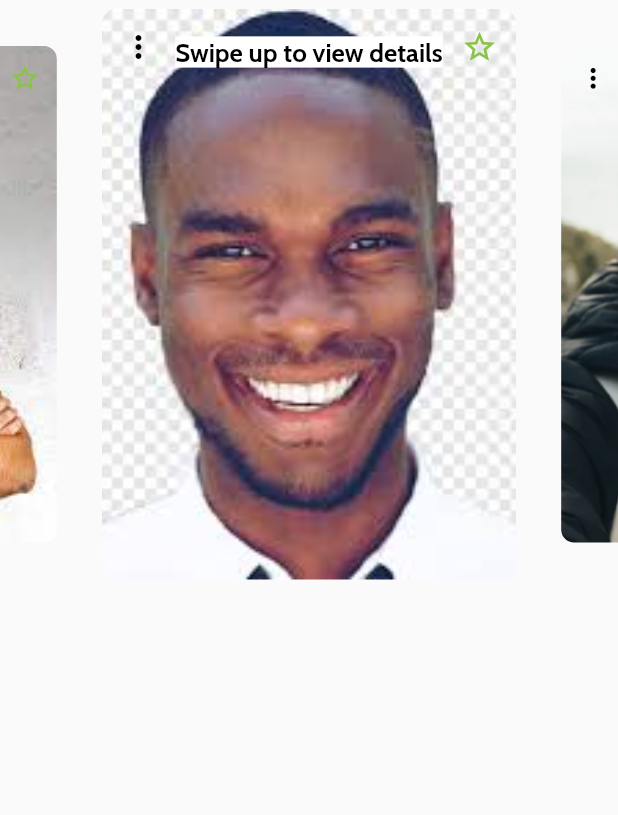
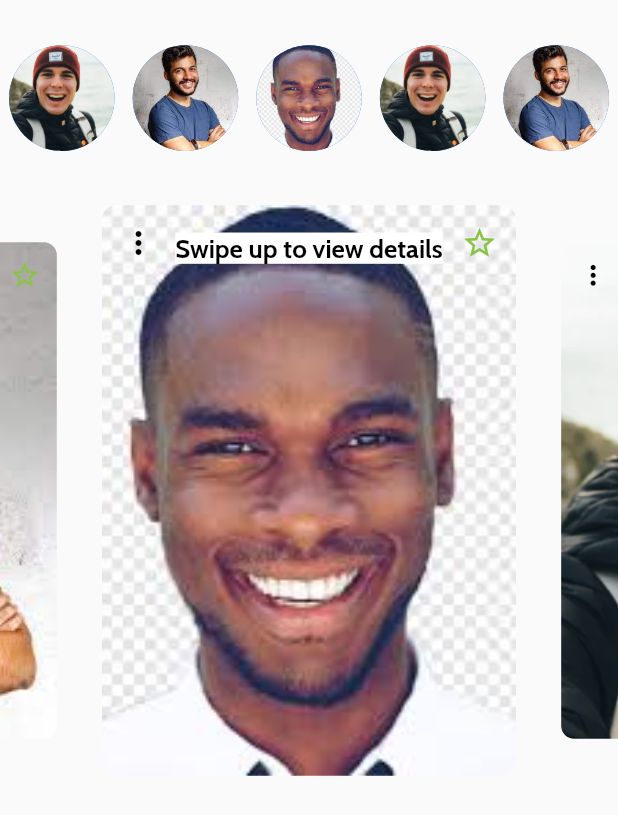
Before and after one commit to zuri-training/bunkie_mobile_pjt_47, a Flutter app: the CustomCarousel widget shown alone on an empty page, opened directly, on a phone screen of 412 x 824 dp. Shown: the top 815 px of the screen. Run offline on Flutter 3.47's test engine with Material 2 defaults, Android fonts, the phone set to English and light mode, and no system bars; drawn by our look-alikes of carousel_slider; our stand-ins replace cloud_firestore, firebase_auth, firebase_core, firebase_database, flutter_screenutil, get_it and 2 more; accounts and stored records are empty; project files that could hold a hidden picture were left out.

Commit message:
Changed carousel behaviour to link larger carousel with circle carousel

```diff
--- a/lib/views/roommate_search.dart
+++ b/lib/views/roommate_search.dart
@@ -51,8 +51,7 @@ class _RoommateSearchViewState extends State<RoommateSearchView> {
             physics: BouncingScrollPhysics(),
             child: Column(
               children: [
-                // CustomSpacer(flex: 10),
-                SizedBox(height: 50.h),
+                 CustomSpacer(flex: 10),
                 Row(
                   children: [
                     CustomSpacer(flex: 4, horizontal: true),
@@ -65,7 +64,6 @@ class _RoommateSearchViewState extends State<RoommateSearchView> {
                     )
                   ]
                 ),
-                CircleAvatarCarousel(images: 'images/roommates'),
                 CustomCarousel(images: 'images/roommates')
               ],
             )
--- a/lib/views/shared/custom_carousel.dart
+++ b/lib/views/shared/custom_carousel.dart
@@ -28,7 +28,10 @@ class _CustomCarouselState extends State<CustomCarousel> {
   List _images = [];
   bool swipedUp = false;
 
-  int currentIndex = 0;
+  int _currentIndex = 0;
+  int _circleIndex = 0;
+
+  CarouselController _controller = CarouselController();
 
   Future _initImages() async {
     final manifestContent = await DefaultAssetBundle.of(context).loadString('AssetManifest.json');
@@ -64,14 +67,52 @@ class _CustomCarouselState extends State<CustomCarousel> {
 
   @override
   Widget build(BuildContext context) {
-    return ListView(
+    return Column(
+      children: [
+        ListView(
           shrinkWrap: true,
           children: [
+            // Smaller circle avatar carousel
+            Container(
+              height: 100.h,
+              width: 100.w,
+              child: CarouselSlider.builder(
+                itemCount: _images.length,
+                itemBuilder: (ctx, index, realIdx) {
+                  return GestureDetector(
+                    onTap: () {
+                      setState(() => _circleIndex = index);
+                      _controller.animateToPage(_circleIndex);
+                    },
+                    child: Container(
+                      margin: EdgeInsets.all(6.0),
+                      child: CircleAvatar(
+                        minRadius: 50,
+                        maxRadius: 70,
+                        backgroundImage: AssetImage(
+                          _images[index]
+                        )
+                      ),
+                    )
+                  );
+                },
+                options: CarouselOptions(
+                  aspectRatio: 22 / 5,
+                  autoPlayCurve: Curves.fastOutSlowIn,
+                  autoPlayAnimationDuration: Duration(milliseconds: 800),
+                  viewportFraction: 0.2,
+                  scrollPhysics: BouncingScrollPhysics()
+                ),
+              ),
+            ),
+
+            // Larger carousel
             Container(
               height: 350.h,
               child: Stack(
                 children: [
                   CarouselSlider.builder(
+                    carouselController: _controller,
                     itemCount: _images.length,
                     itemBuilder: (ctx, index, realIdx) {
                       return GestureDetector(
@@ -138,9 +179,9 @@ class _CustomCarouselState extends State<CustomCarousel> {
                     },
                     options: CarouselOptions(
                       onPageChanged: (int index, reason) {
-                    setState(() => currentIndex = index);
+                        setState(() => _currentIndex = index);
                       },
-                  aspectRatio: 16 / 9,
+                      // aspectRatio: 16 / 9,
                       height: 300.h,
                       enlargeCenterPage: true,
                       // autoPlay: true,
@@ -182,7 +223,7 @@ class _CustomCarouselState extends State<CustomCarousel> {
                                       Flexible(
                                         fit: FlexFit.loose,
                                         child: Text(
-                                      _images[currentIndex],
+                                          _images[_currentIndex],
                                           style: GoogleFonts.cabin(
                                             fontSize: 20.sp,
                                             color: Colors.grey
@@ -275,10 +316,10 @@ class _CustomCarouselState extends State<CustomCarousel> {
                                   GestureDetector(
                                     onTap: () {print('Tapped');},
                                     child: Text(
-                                  'Tap to view profile',
+                                      'Tap here to view profile',
                                       style: GoogleFonts.cabin(
                                         fontSize: 20.sp,
-                                    color: Colors.blueGrey
+                                        color: Colors.blueGrey,
                                       )
                                     )
                                   ),
@@ -319,6 +360,8 @@ class _CustomCarouselState extends State<CustomCarousel> {
               )
             ),
           ],
+        )
+      ]
     );
   }
 
```
Lines whose indentation alone changed are shown as unchanged.
